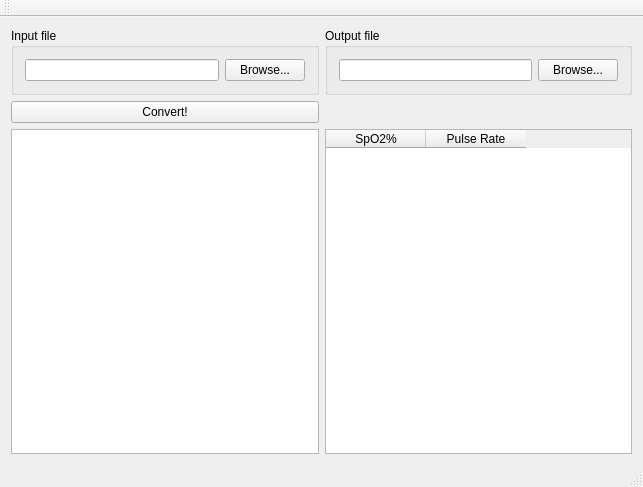
Old version of the form mainwindow.ui in the repository zed0/SpO2Converter.
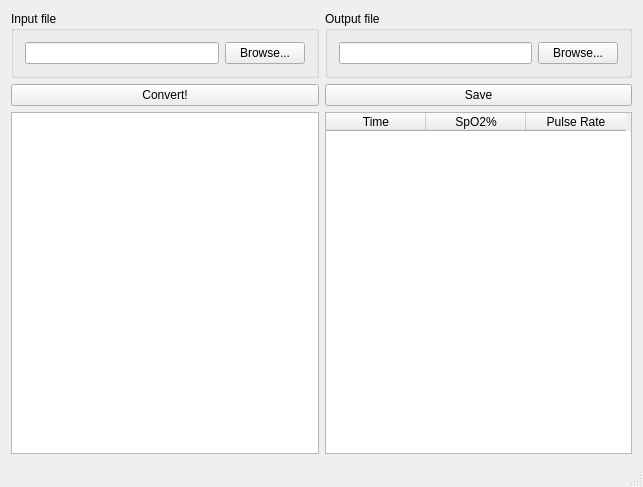
New version of the form.

Commit message: Added values to table.

Patch:
```diff
--- a/mainwindow.ui
+++ b/mainwindow.ui
@@ -86,6 +86,11 @@
       <property name="autoScroll">
        <bool>false</bool>
       </property>
+      <column>
+       <property name="text">
+        <string>Time</string>
+       </property>
+      </column>
       <column>
        <property name="text">
         <string>SpO2%</string>
@@ -98,6 +103,13 @@
       </column>
      </widget>
     </item>
+    <item row="1" column="1">
+     <widget class="QPushButton" name="pushButton">
+      <property name="text">
+       <string>Save</string>
+      </property>
+     </widget>
+    </item>
    </layout>
   </widget>
   <widget class="QMenuBar" name="menuBar">
@@ -110,14 +122,6 @@
     </rect>
    </property>
   </widget>
-  <widget class="QToolBar" name="mainToolBar">
-   <attribute name="toolBarArea">
-    <enum>TopToolBarArea</enum>
-   </attribute>
-   <attribute name="toolBarBreak">
-    <bool>false</bool>
-   </attribute>
-  </widget>
   <widget class="QStatusBar" name="statusBar"/>
  </widget>
  <layoutdefault spacing="6" margin="11"/>
```
Left out of the diff: 2 changed lines with no effect on the pictures. The commit also changes 1 other file.
